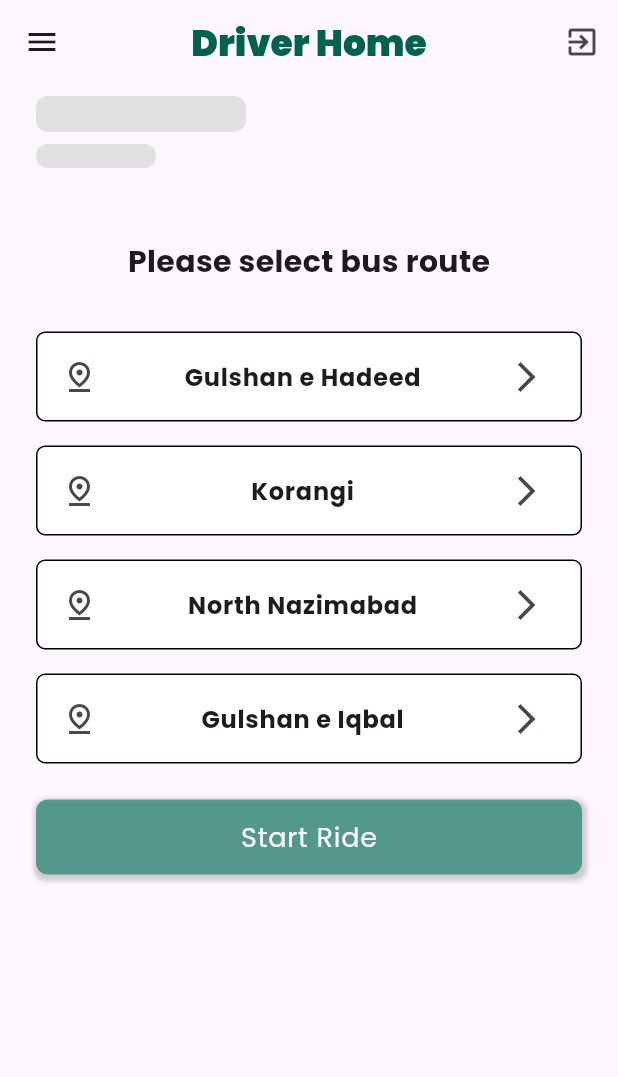
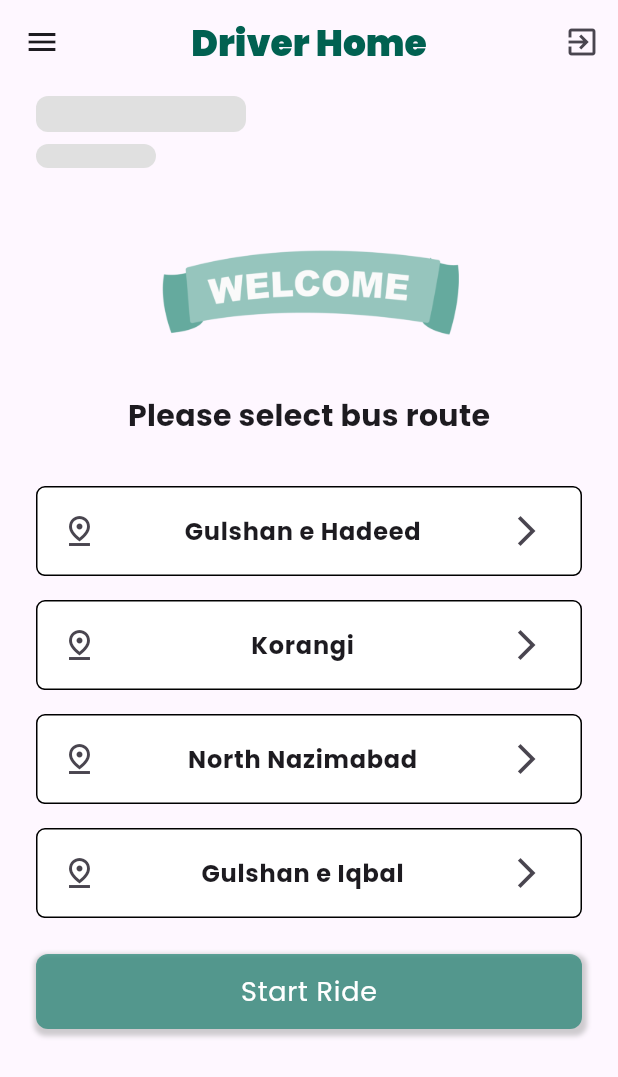
Before and after one commit to itsakhlaqahmed/ubts_fyp, a Flutter app: the DriverHome screen opened directly, on a phone screen of 412 x 824 dp. Shown: the top 1077 px of the screen. Run offline on Flutter 3.47's test engine with Material 3 defaults, Android fonts, the phone set to English and light mode, and no system bars; drawn by our look-alikes of flutter_animate, shimmer; our stand-ins replace cloud_firestore, email_validator, firebase_auth, firebase_core, flutter_native_splash, geocoding and 5 more; missing offline and left inert: flutter_polyline_points; accounts and stored records are empty.

Commit message:
modified code

```diff
--- a/lib/pages/driver/driver_home.dart
+++ b/lib/pages/driver/driver_home.dart
@@ -8,6 +8,7 @@
 import 'package:ubts_fyp/services/persistant_storage.dart';
 import 'package:ubts_fyp/widgets/common/color_theme.dart';
 import 'package:ubts_fyp/widgets/common/wide_button.dart';
+import 'package:ubts_fyp/widgets/home/welcome_banner.dart';
 
 class DriverHome extends StatefulWidget {
   const DriverHome({super.key, this.user});
@@ -46,7 +47,7 @@
 
   void _nextPage() {
     if (_selectedRoute != null) {
-      Navigator.of(context).push(
+      Navigator.of(context).pushReplacement(
         MaterialPageRoute(
           builder: (_) => DriverMapScreen(
             userData: _userData,
@@ -374,6 +375,23 @@
                   const SizedBox(
                     height: 48,
                   ),
+                  const WelcomeBanner(),
+                  const SizedBox(
+                    height: 32,
+                  ),
+                  // Center(
+                  //   child: Text(
+                  //     'Ready to Start',
+                  //     style: TextStyle(
+                  //       fontWeight: FontWeight.bold,
+                  //       color: ColorTheme.primary,
+                  //       fontSize: 28,
+                  //     ),
+                  //   ),
+                  // ),
+                  // const SizedBox(
+                  //   height: 32,
+                  // ),
                   Center(
                     child: Text(
                       _selectedRoute == null
--- a/lib/widgets/home/ride_status.dart
+++ b/lib/widgets/home/ride_status.dart
@@ -10,10 +10,9 @@
 
   @override
   Widget build(BuildContext context) {
-    return SingleChildScrollView(
-      child: Column(
+    return Column(
       crossAxisAlignment: CrossAxisAlignment.center,
-        mainAxisAlignment: MainAxisAlignment.center,
+      mainAxisAlignment: MainAxisAlignment.spaceAround,
       children: [
         const SizedBox(
           height: 24,
@@ -69,7 +68,6 @@
           height: 48,
         ),
       ],
-      ),
     );
   }
 }
```
Also changed, not shown: lib/widgets/home/home_map_card.dart (+6 -5 lines). Lines whose indentation alone changed are shown as unchanged.
